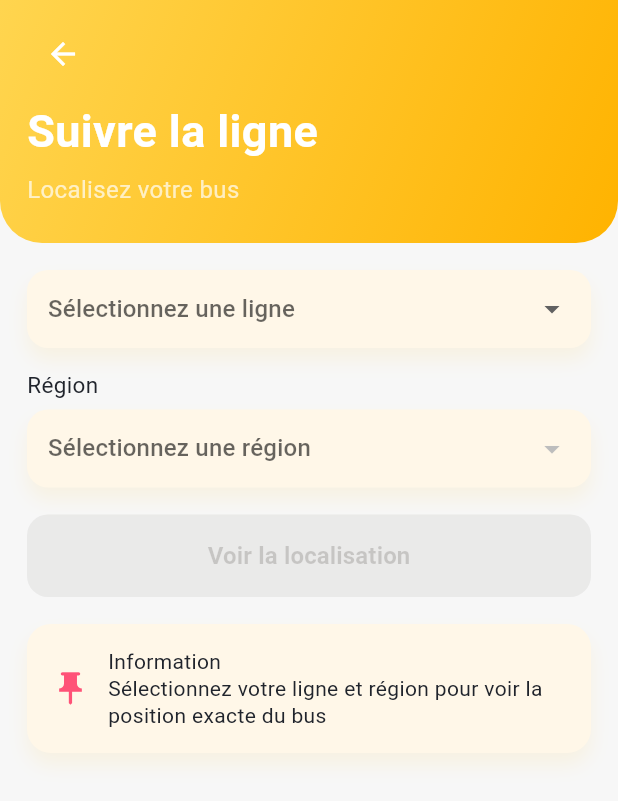
After one commit to jawheressid/mobile_takekar, a Flutter app: the FollowLineSelectScreen screen opened by its route, on a phone screen of 412 x 824 dp. The commit adds this screen. Shown: the top 801 px of the screen. Run offline on Flutter 3.47's test engine with Material 3 defaults, Android fonts, the phone set to English and light mode, and no system bars; our stand-ins replace cloud_firestore, firebase_auth, firebase_core, flutter_map, latlong2; accounts and stored records are empty.

Commit message:
UI: premières modifications

```diff
--- a/lib/main.dart
+++ b/lib/main.dart
@@ -6,6 +6,7 @@ import 'screens/auth/driver_signup.dart';
 import 'screens/auth/user_login.dart';
 import 'screens/auth/user_signup.dart';
 import 'screens/driver_dashboard.dart';
+import 'screens/follow_line/follow_line_select.dart';
 import 'screens/role_selection.dart';
 import 'screens/splash.dart';
 import 'screens/user_dashboard.dart';
@@ -52,6 +53,7 @@ class TakeKarApp extends StatelessWidget {
         UserLoginScreen.route: (_) => const UserLoginScreen(),
         UserSignupScreen.route: (_) => const UserSignupScreen(),
         UserDashboardScreen.route: (_) => const UserDashboardScreen(),
+        FollowLineSelectScreen.route: (_) => const FollowLineSelectScreen(),
         DriverLoginScreen.route: (_) => const DriverLoginScreen(),
         DriverSignupScreen.route: (_) => const DriverSignupScreen(),
         DriverDashboardScreen.route: (_) => const DriverDashboardScreen(),
@@ -61,8 +63,6 @@ class TakeKarApp extends StatelessWidget {
 }
 
 FirebaseOptions _webFirebaseOptions() {
-  // Provide these with:
-  // flutter run -d chrome --dart-define=FIREBASE_API_KEY=... --dart-define=FIREBASE_APP_ID=... etc.
   const apiKey = String.fromEnvironment('FIREBASE_API_KEY');
   const appId = String.fromEnvironment('FIREBASE_APP_ID');
   const messagingSenderId = String.fromEnvironment('FIREBASE_MESSAGING_SENDER_ID');
--- /dev/null
+++ b/lib/models/bus_location.dart
@@ -0,0 +1,38 @@
+import 'package:cloud_firestore/cloud_firestore.dart';
+
+class BusLocation {
+  const BusLocation({
+    required this.latitude,
+    required this.longitude,
+    this.speedKmh,
+    this.nextStopEtaMinutes,
+    this.updatedAt,
+  });
+
+  final double latitude;
+  final double longitude;
+  final double? speedKmh;
+  final int? nextStopEtaMinutes;
+  final DateTime? updatedAt;
+
+  static BusLocation? fromDoc(DocumentSnapshot<Map<String, dynamic>> snapshot) {
+    final data = snapshot.data();
+    if (data == null) return null;
+
+    final lat = data['lat'];
+    final lng = data['lng'];
+    if (lat is! num || lng is! num) return null;
+
+    final speed = data['speedKmh'];
+    final eta = data['nextStopEtaMin'];
+    final updatedAt = data['updatedAt'];
+
+    return BusLocation(
+      latitude: lat.toDouble(),
+      longitude: lng.toDouble(),
+      speedKmh: speed is num ? speed.toDouble() : null,
+      nextStopEtaMinutes: eta is num ? eta.toInt() : null,
+      updatedAt: updatedAt is Timestamp ? updatedAt.toDate() : null,
+    );
+  }
+}
--- /dev/null
+++ b/lib/screens/follow_line/follow_line_select.dart
@@ -0,0 +1,207 @@
+import 'package:flutter/material.dart';
+
+import '../../services/follow_line_service.dart';
+import '../../theme/app_colors.dart';
+import '../../widgets/buttons.dart';
+import 'line_tracking.dart';
+
+class FollowLineSelectScreen extends StatefulWidget {
+  const FollowLineSelectScreen({super.key});
+  static const String route = '/follow-line';
+
+  @override
+  State<FollowLineSelectScreen> createState() => _FollowLineSelectScreenState();
+}
+
+class _FollowLineSelectScreenState extends State<FollowLineSelectScreen> {
+  final _service = FollowLineService();
+
+  String? _selectedLine;
+  String? _selectedRegion;
+  late Future<List<String>> _linesFuture;
+  Future<List<String>>? _regionsFuture;
+
+  @override
+  void initState() {
+    super.initState();
+    _linesFuture = _service.fetchLines();
+  }
+
+  @override
+  Widget build(BuildContext context) {
+    final canContinue = _selectedLine != null && _selectedRegion != null;
+
+    return Scaffold(
+      body: SafeArea(
+        child: Column(
+          children: [
+            Container(
+              width: double.infinity,
+              padding: const EdgeInsets.fromLTRB(18, 12, 18, 24),
+              decoration: const BoxDecoration(
+                gradient: sunriseGradient,
+                borderRadius: BorderRadius.only(
+                  bottomLeft: Radius.circular(28),
+                  bottomRight: Radius.circular(28),
+                ),
+              ),
+              child: Column(
+                crossAxisAlignment: CrossAxisAlignment.start,
+                children: [
+                  IconButton(
+                    onPressed: () => Navigator.of(context).pop(),
+                    icon: const Icon(Icons.arrow_back, color: Colors.white),
+                  ),
+                  const SizedBox(height: 6),
+                  const Text(
+                    'Suivre la ligne',
+                    style: TextStyle(color: Colors.white, fontSize: 30, fontWeight: FontWeight.w600),
+                  ),
+                  const SizedBox(height: 6),
+                  const Text('Localisez votre bus', style: TextStyle(color: Colors.white70, fontSize: 16)),
+                ],
+              ),
+            ),
+            Expanded(
+              child: SingleChildScrollView(
+                padding: const EdgeInsets.symmetric(horizontal: 18, vertical: 18),
+                child: Column(
+                  crossAxisAlignment: CrossAxisAlignment.stretch,
+                  children: [
+                    _DropdownCard(
+                      child: FutureBuilder<List<String>>(
+                        future: _linesFuture,
+                        builder: (context, snapshot) {
+                          final lines = snapshot.data ?? const <String>[];
+                          return DropdownButtonHideUnderline(
+                            child: DropdownButton<String>(
+                              value: _selectedLine,
+                              hint: const Text('Sélectionnez une ligne'),
+                              isExpanded: true,
+                              borderRadius: BorderRadius.circular(14),
+                              items: lines
+                                  .map((e) => DropdownMenuItem<String>(
+                                        value: e,
+                                        child: Text(e),
+                                      ))
+                                  .toList(),
+                              onChanged: (value) {
+                                setState(() {
+                                  _selectedLine = value;
+                                  _selectedRegion = null;
+                                  _regionsFuture = value == null ? null : _service.fetchRegions(lineName: value);
+                                });
+                              },
+                            ),
+                          );
+                        },
+                      ),
+                    ),
+                    const SizedBox(height: 14),
+                    const Text('Région', style: TextStyle(color: AppColors.textPrimary, fontSize: 15)),
+                    const SizedBox(height: 6),
+                    _DropdownCard(
+                      child: FutureBuilder<List<String>>(
+                        future: _regionsFuture,
+                        builder: (context, snapshot) {
+                          final regions = snapshot.data ?? const <String>[];
+                          final enabled = _selectedLine != null;
+                          return DropdownButtonHideUnderline(
+                            child: DropdownButton<String>(
+                              value: _selectedRegion,
+                              hint: const Text('Sélectionnez une région'),
+                              isExpanded: true,
+                              borderRadius: BorderRadius.circular(14),
+                              items: regions
+                                  .map((e) => DropdownMenuItem<String>(
+                                        value: e,
+                                        child: Text(e),
+                                      ))
+                                  .toList(),
+                              onChanged: enabled ? (value) => setState(() => _selectedRegion = value) : null,
+                            ),
+                          );
+                        },
+                      ),
+                    ),
+                    const SizedBox(height: 18),
+                    Opacity(
+                      opacity: canContinue ? 1 : 0.5,
+                      child: PrimaryButton(
+                        label: 'Voir la localisation',
+                        onPressed: canContinue
+                            ? () {
+                                Navigator.of(context).push(
+                                  MaterialPageRoute(
+                                    builder: (_) => LineTrackingScreen(
+                                      lineName: _selectedLine!,
+                                      regionName: _selectedRegion!,
+                                    ),
+                                  ),
+                                );
+                              }
+                            : null,
+                      ),
+                    ),
+                    const SizedBox(height: 18),
+                    Container(
+                      padding: const EdgeInsets.all(16),
+                      decoration: BoxDecoration(
+                        color: AppColors.surface,
+                        borderRadius: BorderRadius.circular(16),
+                        boxShadow: const [
+                          BoxShadow(
+                            color: Color(0x1AFBC02D),
+                            blurRadius: 10,
+                            offset: Offset(0, 8),
+                          ),
+                        ],
+                      ),
+                      child: Row(
+                        children: const [
+                          Icon(Icons.push_pin, color: AppColors.accentPink, size: 26),
+                          SizedBox(width: 12),
+                          Expanded(
+                            child: Text(
+                              'Information\nSélectionnez votre ligne et région pour voir la position exacte du bus',
+                              style: TextStyle(color: AppColors.textPrimary, fontSize: 14, height: 1.3),
+                            ),
+                          ),
+                        ],
+                      ),
+                    ),
+                  ],
+                ),
+              ),
+            ),
+          ],
+        ),
+      ),
+    );
+  }
+}
+
+class _DropdownCard extends StatelessWidget {
+  const _DropdownCard({required this.child});
+
+  final Widget child;
+
+  @override
+  Widget build(BuildContext context) {
+    return Container(
+      padding: const EdgeInsets.symmetric(horizontal: 14, vertical: 2),
+      decoration: BoxDecoration(
+        color: AppColors.surface,
+        borderRadius: BorderRadius.circular(14),
+        boxShadow: const [
+          BoxShadow(
+            color: Color(0x1AFBC02D),
+            blurRadius: 10,
+            offset: Offset(0, 8),
+          ),
+        ],
+      ),
+      child: child,
+    );
+  }
+}
--- a/lib/screens/user_dashboard.dart
+++ b/lib/screens/user_dashboard.dart
@@ -1,6 +1,7 @@
 import 'package:flutter/material.dart';
 import '../theme/app_colors.dart';
 import '../widgets/cards.dart';
+import 'follow_line/follow_line_select.dart';
 import 'role_selection.dart';
 import '../services/auth_service.dart';
 
@@ -11,7 +12,13 @@ class UserDashboardScreen extends StatelessWidget {
   @override
   Widget build(BuildContext context) {
     final cards = [
-      FeatureCardData('Suivre la ligne', 'Localisation en temps réel', Icons.my_location, AppColors.sunrise),
+      FeatureCardData(
+        'Suivre la ligne',
+        'Localisation en temps réel',
+        Icons.my_location,
+        AppColors.sunrise,
+        onTap: () => Navigator.of(context).pushNamed(FollowLineSelectScreen.route),
+      ),
       FeatureCardData('Chercher un trajet', 'Meilleur itinéraire', Icons.search, AppColors.accentPink),
       FeatureCardData('Historique', 'Trajets passés', Icons.history, AppColors.sunrise),
       FeatureCardData('Signaler', 'Rapporter un problème', Icons.error_outline, AppColors.accentPink),
--- a/pubspec.yaml
+++ b/pubspec.yaml
@@ -33,6 +33,8 @@ dependencies:
   firebase_core: ^3.5.0
   firebase_auth: ^5.1.0
   cloud_firestore: ^5.4.0
+  flutter_map: ^7.0.0
+  latlong2: ^0.9.1
 
   # The following adds the Cupertino Icons font to your application.
   # Use with the CupertinoIcons class for iOS style icons.
```
Also changed, not shown: lib/screens/follow_line/line_tracking.dart (added, +172 -0 lines), lib/services/follow_line_service.dart (added, +47 -0 lines), lib/widgets/cards.dart (+9 -3 lines), pubspec.lock.
